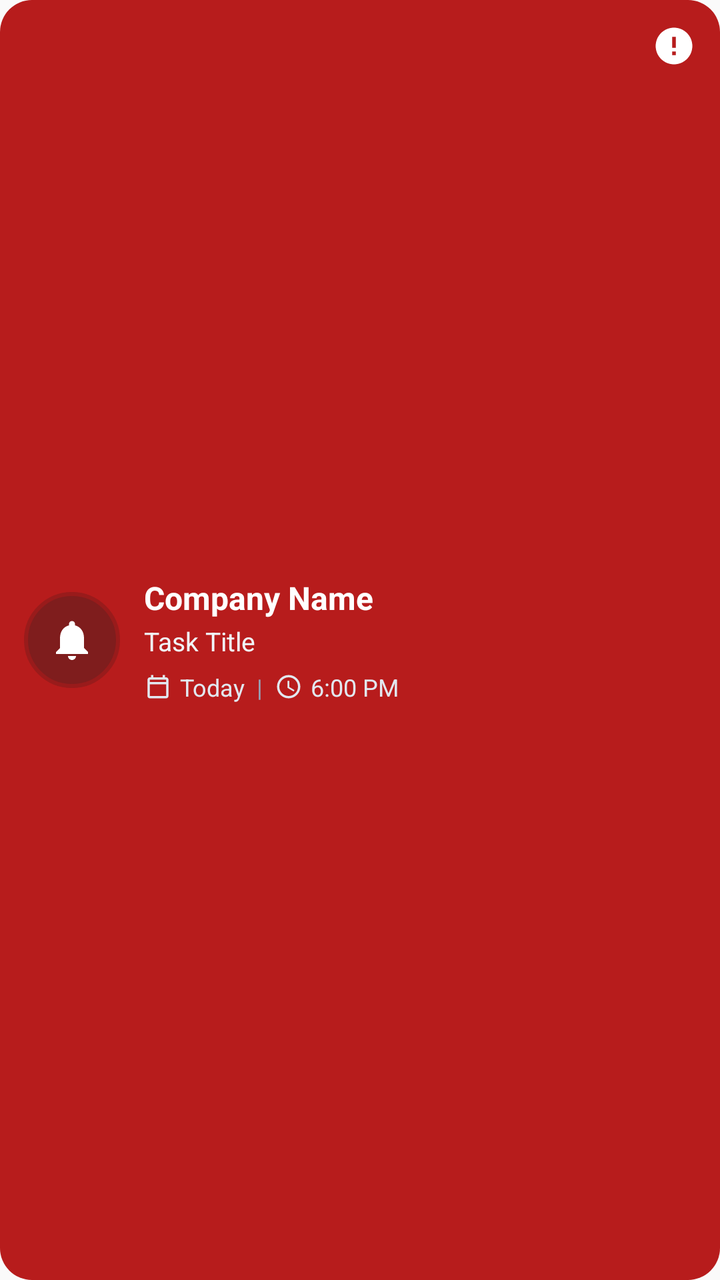
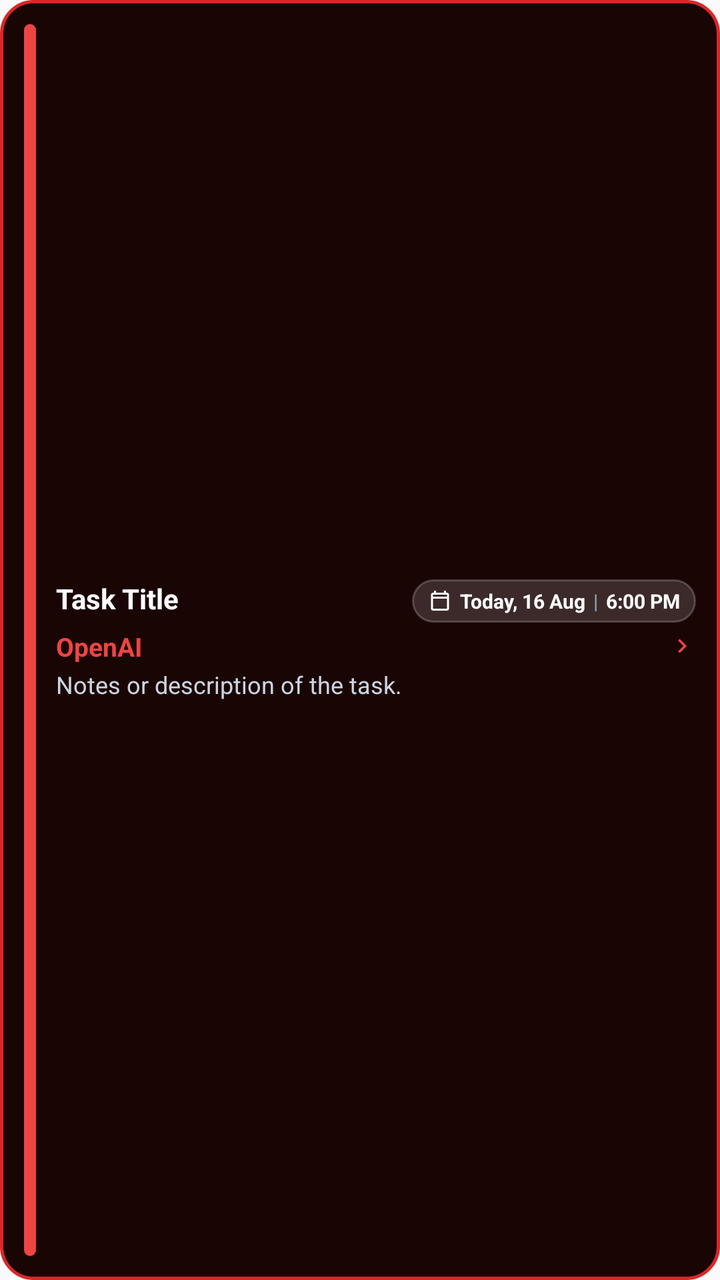

Two renders of the same Android screen: before a commit and after it. Below are the layout's source before the change and the commit's diff.
<!-- AndroidManifest.xml: application theme Theme.MyReminder -->
<!-- res/layout/notification_task_reminder_collapsed.xml -->
<?xml version="1.0" encoding="utf-8"?>
<LinearLayout xmlns:android="http://schemas.android.com/apk/res/android"
    android:id="@+id/notification_card"
    android:layout_width="match_parent"
    android:layout_height="wrap_content"
    android:orientation="horizontal"
    android:padding="12dp"
    android:background="@drawable/bg_notification_card_high"
    android:gravity="center_vertical">

    
    <FrameLayout
        android:id="@+id/notification_bell_container"
        android:layout_width="48dp"
        android:layout_height="48dp"
        android:layout_marginEnd="12dp"
        android:background="@drawable/bg_bell_circle_high">

        <ImageView
            android:id="@+id/notification_bell_icon"
            android:layout_width="24dp"
            android:layout_height="24dp"
            android:layout_gravity="center"
            android:src="@drawable/ic_notification"
            android:tint="#FFFFFF"
            android:contentDescription="Notification Icon" />
    </FrameLayout>

    
    <LinearLayout
        android:layout_width="0dp"
        android:layout_height="wrap_content"
        android:layout_weight="1"
        android:orientation="vertical">

        
        <TextView
            android:id="@+id/notification_company"
            android:layout_width="wrap_content"
            android:layout_height="wrap_content"
            android:text="Company Name"
            android:textColor="#FFFFFF"
            android:textSize="16sp"
            android:textStyle="bold"
            android:singleLine="true"
            android:ellipsize="end" />

        
        <TextView
            android:id="@+id/notification_title"
            android:layout_width="wrap_content"
            android:layout_height="wrap_content"
            android:layout_marginTop="2dp"
            android:text="Task Title"
            android:textColor="#F1F5F9"
            android:textSize="13sp"
            android:maxLines="2"
            android:ellipsize="end" />

        
        <LinearLayout
            android:layout_width="wrap_content"
            android:layout_height="wrap_content"
            android:layout_marginTop="6dp"
            android:orientation="horizontal"
            android:gravity="center_vertical">

            <ImageView
                android:layout_width="14dp"
                android:layout_height="14dp"
                android:src="@drawable/ic_calendar_small"
                android:contentDescription="Calendar" />

            <TextView
                android:id="@+id/notification_date"
                android:layout_width="wrap_content"
                android:layout_height="wrap_content"
                android:layout_marginStart="4dp"
                android:text="Today"
                android:textColor="#E2E8F0"
                android:textSize="12sp" />

            <TextView
                android:layout_width="wrap_content"
                android:layout_height="wrap_content"
                android:layout_marginHorizontal="6dp"
                android:text="|"
                android:textColor="#94A3B8"
                android:textSize="12sp" />

            <ImageView
                android:layout_width="14dp"
                android:layout_height="14dp"
                android:src="@drawable/ic_clock_small"
                android:contentDescription="Clock" />

            <TextView
                android:id="@+id/notification_time"
                android:layout_width="wrap_content"
                android:layout_height="wrap_content"
                android:layout_marginStart="4dp"
                android:text="6:00 PM"
                android:textColor="#E2E8F0"
                android:textSize="12sp" />
        </LinearLayout>
    </LinearLayout>

    
    <ImageView
        android:id="@+id/notification_priority_badge"
        android:layout_width="22dp"
        android:layout_height="22dp"
        android:layout_gravity="top|end"
        android:layout_marginStart="8dp"
        android:src="@drawable/ic_priority_exclamation"
        android:contentDescription="Priority Alert" />

</LinearLayout>
<!-- resources referenced by this layout -->
<resources>
  <!-- drawable bg_bell_circle_high (drawable) -->
  <?xml version="1.0" encoding="utf-8"?>
  <shape xmlns:android="http://schemas.android.com/apk/res/android"
      android:shape="oval">
      <solid android:color="#7F1D1D" />
      <stroke
          android:width="2dp"
          android:color="#991B1B" />
  </shape>
  <!-- drawable bg_notification_card_high (drawable) -->
  <?xml version="1.0" encoding="utf-8"?>
  <shape xmlns:android="http://schemas.android.com/apk/res/android"
      android:shape="rectangle">
      <solid android:color="#B71C1C" />
      <corners android:radius="16dp" />
  </shape>
  <!-- drawable ic_calendar_small (drawable) -->
  <vector xmlns:android="http://schemas.android.com/apk/res/android"
      android:width="16dp"
      android:height="16dp"
      android:viewportWidth="24"
      android:viewportHeight="24">
      <path
          android:fillColor="#E2E8F0"
          android:pathData="M19,4h-1V2h-2v2H8V2H6v2H5C3.89,4 3.01,4.9 3.01,6L3,20c0,1.1 0.89,2 2,2h14c1.1,0 2,-0.9 2,-2V6c0,-1.1 -0.9,-2 -2,-2zM19,20H5V10h14v10zM19,8H5V6h14v2z" />
  </vector>
  <!-- drawable ic_clock_small (drawable) -->
  <vector xmlns:android="http://schemas.android.com/apk/res/android"
      android:width="16dp"
      android:height="16dp"
      android:viewportWidth="24"
      android:viewportHeight="24">
      <path
          android:fillColor="#E2E8F0"
          android:pathData="M11.99,2C6.47,2 2,6.48 2,12s4.47,10 9.99,10C17.52,22 22,17.52 22,12S17.52,2 11.99,2zM12,20c-4.42,0 -8,-3.58 -8,-8s3.58,-8 8,-8 8,3.58 8,8 -3.58,8 -8,8zM12.5,7H11v6l5.25,3.15 0.75,-1.23 -4.5,-2.67z" />
  </vector>
  <!-- drawable ic_notification (drawable) -->
  <vector xmlns:android="http://schemas.android.com/apk/res/android"
      android:width="24dp"
      android:height="24dp"
      android:viewportWidth="24"
      android:viewportHeight="24">
      <path
          android:fillColor="#FFFFFF"
          android:pathData="M12,22c1.1,0 2,-0.9 2,-2h-4c0,1.1 0.9,2 2,2zM18,16v-5c0,-3.07 -1.63,-5.64 -4.5,-6.32V4c0,-0.83 -0.67,-1.5 -1.5,-1.5s-1.5,0.67 -1.5,1.5v0.68C7.64,5.36 6,7.92 6,11v5l-2,2v1h16v-1l-2,-2z" />
  </vector>
  <!-- drawable ic_priority_exclamation (drawable) -->
  <vector xmlns:android="http://schemas.android.com/apk/res/android"
      android:width="20dp"
      android:height="20dp"
      android:viewportWidth="24"
      android:viewportHeight="24">
      <path
          android:fillColor="#FFFFFF"
          android:pathData="M12,2C6.48,2 2,6.48 2,12s4.48,10 10,10 10,-4.48 10,-10S17.52,2 12,2zM13,17h-2v-2h2v2zM13,13h-2V7h2v6z" />
  </vector>
  <style name="Theme.MyReminder" parent="android:Theme.Material.Light.NoActionBar" />
</resources>

<!-- the commit's change to res/layout/notification_task_reminder_collapsed.xml (unified diff, before → after) -->
@@ -4,115 +4,136 @@
     android:layout_width="match_parent"
     android:layout_height="wrap_content"
     android:orientation="horizontal"
-    android:padding="12dp"
-    android:background="@drawable/bg_notification_card_high"
+    android:padding="8dp"
+    android:background="@drawable/bg_notification_card_v2_high"
     android:gravity="center_vertical">
 
     
-    <FrameLayout
-        android:id="@+id/notification_bell_container"
-        android:layout_width="48dp"
-        android:layout_height="48dp"
-        android:layout_marginEnd="12dp"
-        android:background="@drawable/bg_bell_circle_high">
-
-        <ImageView
-            android:id="@+id/notification_bell_icon"
-            android:layout_width="24dp"
-            android:layout_height="24dp"
-            android:layout_gravity="center"
-            android:src="@drawable/ic_notification"
-            android:tint="#FFFFFF"
-            android:contentDescription="Notification Icon" />
-    </FrameLayout>
+    <View
+        android:id="@+id/notification_priority_pill"
+        android:layout_width="6dp"
+        android:layout_height="match_parent"
+        android:layout_marginStart="4dp"
+        android:layout_marginEnd="10dp"
+        android:layout_marginVertical="4dp"
+        android:background="@drawable/bg_priority_pill_high" />
 
     
     <LinearLayout
         android:layout_width="0dp"
         android:layout_height="wrap_content"
         android:layout_weight="1"
-        android:orientation="vertical">
+        android:orientation="vertical"
+        android:paddingVertical="4dp"
+        android:paddingEnd="4dp">
+
+        
+        <LinearLayout
+            android:layout_width="match_parent"
+            android:layout_height="wrap_content"
+            android:orientation="horizontal"
+            android:gravity="top">
+
+            <TextView
+                android:id="@+id/notification_title"
+                android:layout_width="0dp"
+                android:layout_height="wrap_content"
+                android:layout_weight="1"
+                android:layout_marginEnd="8dp"
+                android:text="Task Title"
+                android:textColor="#FFFFFF"
+                android:textSize="14sp"
+                android:textStyle="bold"
+                android:maxLines="2"
+                android:ellipsize="end" />
+
+            
+            <LinearLayout
+                android:id="@+id/notification_datetime_capsule"
+                android:layout_width="wrap_content"
+                android:layout_height="wrap_content"
+                android:orientation="horizontal"
+                android:gravity="center_vertical"
+                android:background="@drawable/bg_datetime_capsule"
+                android:paddingHorizontal="8dp"
+                android:paddingVertical="4dp">
+
+                <ImageView
+                    android:layout_width="12dp"
+                    android:layout_height="12dp"
+                    android:src="@drawable/ic_calendar_small"
+                    android:tint="#FFFFFF"
+                    android:contentDescription="Calendar" />
+
+                <TextView
+                    android:id="@+id/notification_date"
+                    android:layout_width="wrap_content"
+                    android:layout_height="wrap_content"
+                    android:layout_marginStart="4dp"
+                    android:text="Today, 16 Aug"
+                    android:textColor="#FFFFFF"
+                    android:textSize="10sp"
+                    android:textStyle="bold" />
+
+                <TextView
+                    android:layout_width="wrap_content"
+                    android:layout_height="wrap_content"
+                    android:layout_marginHorizontal="4dp"
+                    android:text="|"
+                    android:textColor="#94A3B8"
+                    android:textSize="10sp" />
+
+                <TextView
+                    android:id="@+id/notification_time"
+                    android:layout_width="wrap_content"
+                    android:layout_height="wrap_content"
+                    android:text="6:00 PM"
+                    android:textColor="#FFFFFF"
+                    android:textSize="10sp"
+                    android:textStyle="bold" />
+            </LinearLayout>
+        </LinearLayout>
+
+        
+        <LinearLayout
+            android:layout_width="match_parent"
+            android:layout_height="wrap_content"
+            android:layout_marginTop="3dp"
+            android:orientation="horizontal"
+            android:gravity="center_vertical">
+
+            <TextView
+                android:id="@+id/notification_company"
+                android:layout_width="0dp"
+                android:layout_height="wrap_content"
+                android:layout_weight="1"
+                android:text="OpenAI"
+                android:textColor="#EF4444"
+                android:textSize="13sp"
+                android:textStyle="bold"
+                android:singleLine="true"
+                android:ellipsize="end" />
+
+            <ImageView
+                android:id="@+id/notification_chevron"
+                android:layout_width="14dp"
+                android:layout_height="14dp"
+                android:src="@drawable/ic_chevron_right"
+                android:contentDescription="Chevron" />
+        </LinearLayout>
 
         
         <TextView
-            android:id="@+id/notification_company"
-            android:layout_width="wrap_content"
-            android:layout_height="wrap_content"
-            android:text="Company Name"
-            android:textColor="#FFFFFF"
-            android:textSize="16sp"
-            android:textStyle="bold"
-            android:singleLine="true"
-            android:ellipsize="end" />
-
-        
-        <TextView
-            android:id="@+id/notification_title"
-            android:layout_width="wrap_content"
+            android:id="@+id/notification_notes"
+            android:layout_width="match_parent"
             android:layout_height="wrap_content"
             android:layout_marginTop="2dp"
-            android:text="Task Title"
-            android:textColor="#F1F5F9"
-            android:textSize="13sp"
+            android:text="Notes or description of the task."
+            android:textColor="#CBD5E1"
+            android:textSize="12sp"
             android:maxLines="2"
             android:ellipsize="end" />
 
-        
-        <LinearLayout
-            android:layout_width="wrap_content"
-            android:layout_height="wrap_content"
-            android:layout_marginTop="6dp"
-            android:orientation="horizontal"
-            android:gravity="center_vertical">
-
-            <ImageView
-                android:layout_width="14dp"
-                android:layout_height="14dp"
-                android:src="@drawable/ic_calendar_small"
-                android:contentDescription="Calendar" />
-
-            <TextView
-                android:id="@+id/notification_date"
-                android:layout_width="wrap_content"
-                android:layout_height="wrap_content"
-                android:layout_marginStart="4dp"
-                android:text="Today"
-                android:textColor="#E2E8F0"
-                android:textSize="12sp" />
-
-            <TextView
-                android:layout_width="wrap_content"
-                android:layout_height="wrap_content"
-                android:layout_marginHorizontal="6dp"
-                android:text="|"
-                android:textColor="#94A3B8"
-                android:textSize="12sp" />
-
-            <ImageView
-                android:layout_width="14dp"
-                android:layout_height="14dp"
-                android:src="@drawable/ic_clock_small"
-                android:contentDescription="Clock" />
-
-            <TextView
-                android:id="@+id/notification_time"
-                android:layout_width="wrap_content"
-                android:layout_height="wrap_content"
-                android:layout_marginStart="4dp"
-                android:text="6:00 PM"
-                android:textColor="#E2E8F0"
-                android:textSize="12sp" />
-        </LinearLayout>
     </LinearLayout>
 
-    
-    <ImageView
-        android:id="@+id/notification_priority_badge"
-        android:layout_width="22dp"
-        android:layout_height="22dp"
-        android:layout_gravity="top|end"
-        android:layout_marginStart="8dp"
-        android:src="@drawable/ic_priority_exclamation"
-        android:contentDescription="Priority Alert" />
-
 </LinearLayout>
<!-- resource entries referenced after the edit -->
@@ -1,20 +1,31 @@
 <!-- resources referenced by this layout -->
 <resources>
-  <!-- drawable bg_bell_circle_high (drawable) -->
-  <?xml version="1.0" encoding="utf-8"?>
-  <shape xmlns:android="http://schemas.android.com/apk/res/android"
-      android:shape="oval">
-      <solid android:color="#7F1D1D" />
-      <stroke
-          android:width="2dp"
-          android:color="#991B1B" />
-  </shape>
-  <!-- drawable bg_notification_card_high (drawable) -->
+  <!-- drawable bg_datetime_capsule (drawable) -->
   <?xml version="1.0" encoding="utf-8"?>
   <shape xmlns:android="http://schemas.android.com/apk/res/android"
       android:shape="rectangle">
-      <solid android:color="#B71C1C" />
+      <solid android:color="#26FFFFFF" />
+      <stroke
+          android:width="1dp"
+          android:color="#33FFFFFF" />
+      <corners android:radius="20dp" />
+  </shape>
+  <!-- drawable bg_notification_card_v2_high (drawable) -->
+  <?xml version="1.0" encoding="utf-8"?>
+  <shape xmlns:android="http://schemas.android.com/apk/res/android"
+      android:shape="rectangle">
+      <solid android:color="#1A0505" />
+      <stroke
+          android:width="1.5dp"
+          android:color="#DC2626" />
       <corners android:radius="16dp" />
+  </shape>
+  <!-- drawable bg_priority_pill_high (drawable) -->
+  <?xml version="1.0" encoding="utf-8"?>
+  <shape xmlns:android="http://schemas.android.com/apk/res/android"
+      android:shape="rectangle">
+      <solid android:color="#EF4444" />
+      <corners android:radius="8dp" />
   </shape>
   <!-- drawable ic_calendar_small (drawable) -->
   <vector xmlns:android="http://schemas.android.com/apk/res/android"
@@ -26,35 +37,15 @@
           android:fillColor="#E2E8F0"
           android:pathData="M19,4h-1V2h-2v2H8V2H6v2H5C3.89,4 3.01,4.9 3.01,6L3,20c0,1.1 0.89,2 2,2h14c1.1,0 2,-0.9 2,-2V6c0,-1.1 -0.9,-2 -2,-2zM19,20H5V10h14v10zM19,8H5V6h14v2z" />
   </vector>
-  <!-- drawable ic_clock_small (drawable) -->
-  <vector xmlns:android="http://schemas.android.com/apk/res/android"
-      android:width="16dp"
-      android:height="16dp"
-      android:viewportWidth="24"
-      android:viewportHeight="24">
-      <path
-          android:fillColor="#E2E8F0"
-          android:pathData="M11.99,2C6.47,2 2,6.48 2,12s4.47,10 9.99,10C17.52,22 22,17.52 22,12S17.52,2 11.99,2zM12,20c-4.42,0 -8,-3.58 -8,-8s3.58,-8 8,-8 8,3.58 8,8 -3.58,8 -8,8zM12.5,7H11v6l5.25,3.15 0.75,-1.23 -4.5,-2.67z" />
-  </vector>
-  <!-- drawable ic_notification (drawable) -->
-  <vector xmlns:android="http://schemas.android.com/apk/res/android"
-      android:width="24dp"
-      android:height="24dp"
-      android:viewportWidth="24"
-      android:viewportHeight="24">
-      <path
-          android:fillColor="#FFFFFF"
-          android:pathData="M12,22c1.1,0 2,-0.9 2,-2h-4c0,1.1 0.9,2 2,2zM18,16v-5c0,-3.07 -1.63,-5.64 -4.5,-6.32V4c0,-0.83 -0.67,-1.5 -1.5,-1.5s-1.5,0.67 -1.5,1.5v0.68C7.64,5.36 6,7.92 6,11v5l-2,2v1h16v-1l-2,-2z" />
-  </vector>
-  <!-- drawable ic_priority_exclamation (drawable) -->
+  <!-- drawable ic_chevron_right (drawable) -->
   <vector xmlns:android="http://schemas.android.com/apk/res/android"
       android:width="20dp"
       android:height="20dp"
       android:viewportWidth="24"
       android:viewportHeight="24">
       <path
-          android:fillColor="#FFFFFF"
-          android:pathData="M12,2C6.48,2 2,6.48 2,12s4.48,10 10,10 10,-4.48 10,-10S17.52,2 12,2zM13,17h-2v-2h2v2zM13,13h-2V7h2v6z" />
+          android:fillColor="#EF4444"
+          android:pathData="M10,6L8.59,7.41 13.17,12l-4.58,4.59L10,18l6,-6z" />
   </vector>
   <style name="Theme.MyReminder" parent="android:Theme.Material.Light.NoActionBar" />
 </resources>
